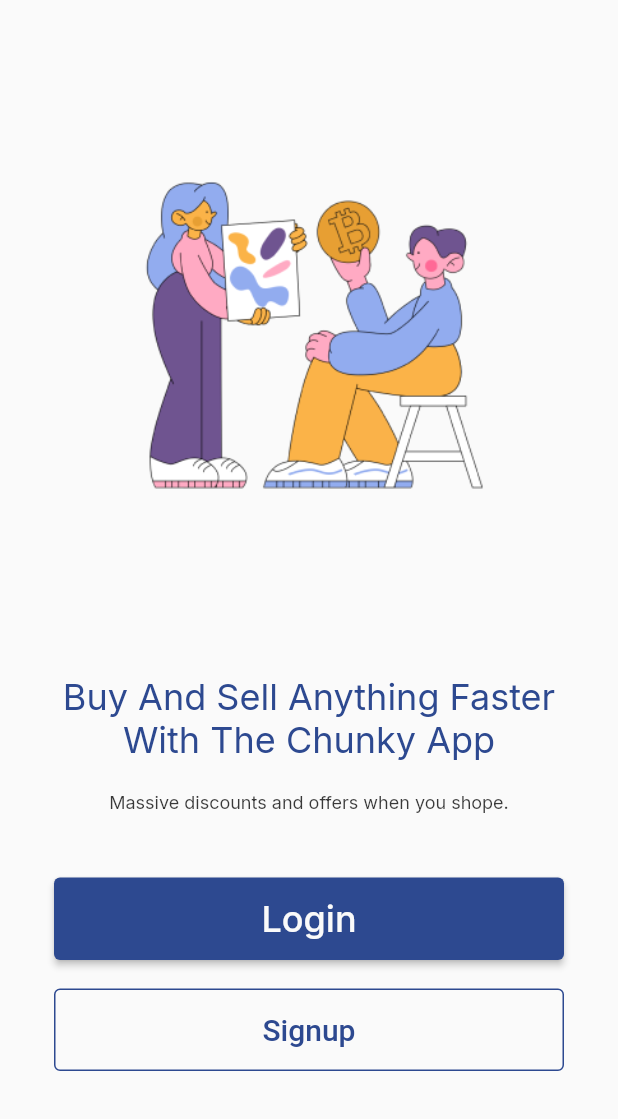
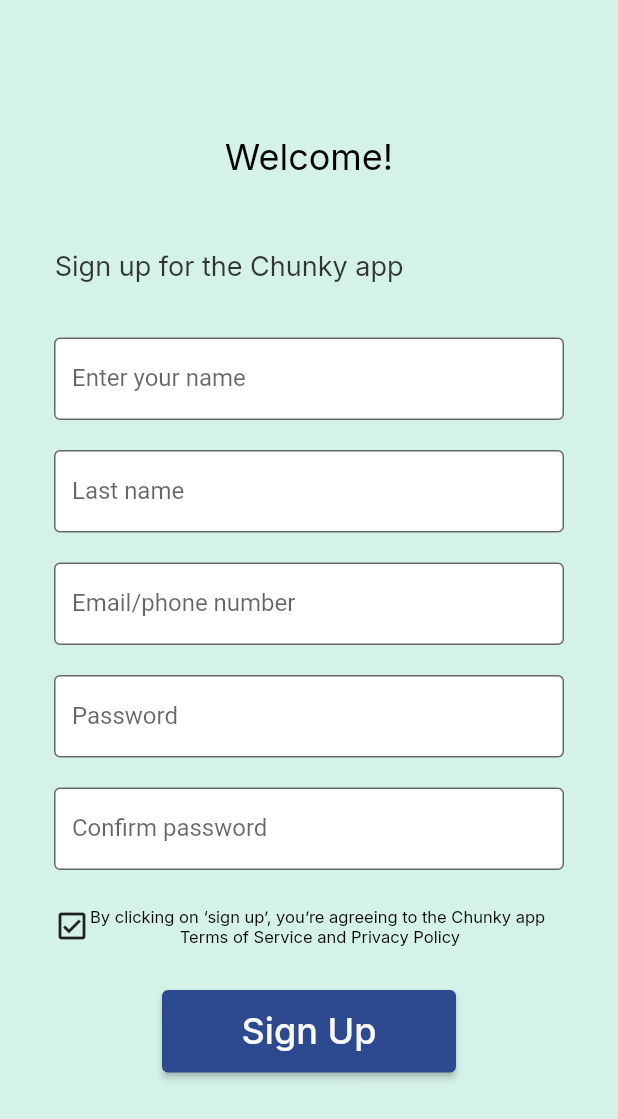
Before and after one commit to SalmanAd01/MAD, a Flutter app: the screen it shows after launch, after a tap on "Signup", on a phone screen of 412 x 824 dp. Shown: the top 1119 px of the screen. Run offline on Flutter 3.47's test engine with Material 2 defaults, Android fonts, the phone set to English and light mode, and no system bars; our stand-ins replace google_fonts.

Commit message:
created  signup and welcome

```diff
--- a/flutter_application_1/lib/Screen/Home.dart
+++ b/flutter_application_1/lib/Screen/Home.dart
@@ -1,5 +1,6 @@
 import 'package:flutter/material.dart';
 import 'package:flutter_application_1/Screen/Login.dart';
+import 'package:flutter_application_1/Screen/Signup.dart';
 import 'package:google_fonts/google_fonts.dart';
 
 class Home extends StatelessWidget {
@@ -28,13 +29,13 @@
             textAlign: TextAlign.center,
           ),
         ),
-        Container(
+        SizedBox(
           width: 339,
           height: 58,
           child: Text(
             "Massive discounts and offers when you shope.",
             style: GoogleFonts.inter(
-                fontSize: 12, color: Color.fromARGB(198, 0, 0, 0)),
+                fontSize: 12, color: const Color.fromARGB(198, 0, 0, 0)),
             textAlign: TextAlign.center,
           ),
         ),
@@ -56,7 +57,7 @@
                   .push(MaterialPageRoute(builder: (context) => const Login()));
             },
           ),
-          margin: EdgeInsets.only(bottom: 19),
+          margin: const EdgeInsets.only(bottom: 19),
         ),
         OutlinedButton(
           style: ButtonStyle(
@@ -68,7 +69,10 @@
             style: TextStyle(
                 fontSize: 20.0, color: Color.fromARGB(255, 45, 73, 144)),
           ),
-          onPressed: () {},
+          onPressed: () {
+            Navigator.of(context)
+                .push(MaterialPageRoute(builder: (context) => const Signin()));
+          },
         )
       ],
     )));
--- /dev/null
+++ b/flutter_application_1/lib/Screen/Signup.dart
@@ -0,0 +1,136 @@
+// ignore: file_names
+import 'package:flutter/material.dart';
+import 'package:flutter_application_1/Screen/Success.dart';
+import 'package:google_fonts/google_fonts.dart';
+
+class Signin extends StatelessWidget {
+  const Signin({Key? key}) : super(key: key);
+
+  @override
+  Widget build(BuildContext context) {
+    return Scaffold(
+        backgroundColor: const Color.fromARGB(255, 213, 242, 232),
+        body: Center(
+            child: Column(
+          children: [
+            Container(
+              width: 339,
+              height: 58,
+              margin: const EdgeInsets.fromLTRB(0, 90, 0, 19),
+              child: Text(
+                "Welcome!",
+                style: GoogleFonts.inter(
+                  fontSize: 24,
+                  color: const Color.fromARGB(255, 0, 0, 0),
+                ),
+                textAlign: TextAlign.center,
+              ),
+            ),
+            SizedBox(
+              width: 339,
+              height: 58,
+              child: Text(
+                "Sign up for the Chunky app",
+                style: GoogleFonts.inter(
+                    fontSize: 18, color: const Color.fromARGB(198, 0, 0, 0)),
+                textAlign: TextAlign.left,
+              ),
+            ),
+            Container(
+                width: 340,
+                height: 55,
+                margin: const EdgeInsets.only(bottom: 20),
+                child: const TextField(
+                  decoration: InputDecoration(
+                      border: OutlineInputBorder(),
+                      labelText: 'Enter your name',
+                      filled: true,
+                      fillColor: Colors.white),
+                )),
+            Container(
+                width: 340,
+                height: 55,
+                margin: const EdgeInsets.only(bottom: 20),
+                child: const TextField(
+                  decoration: InputDecoration(
+                      border: OutlineInputBorder(),
+                      labelText: 'Last name',
+                      filled: true,
+                      fillColor: Colors.white),
+                )),
+            Container(
+                width: 340,
+                height: 55,
+                margin: const EdgeInsets.only(bottom: 20),
+                child: const TextField(
+                  decoration: InputDecoration(
+                      border: OutlineInputBorder(),
+                      labelText: 'Email/phone number',
+                      filled: true,
+                      fillColor: Colors.white),
+                )),
+            Container(
+                width: 340,
+                height: 55,
+                margin: const EdgeInsets.only(bottom: 20),
+                child: const TextField(
+                  obscureText: true,
+                  decoration: InputDecoration(
+                      border: OutlineInputBorder(),
+                      labelText: 'Password',
+                      filled: true,
+                      fillColor: Colors.white),
+                )),
+            Container(
+                width: 340,
+                height: 55,
+                margin: const EdgeInsets.only(bottom: 10),
+                child: const TextField(
+                  obscureText: true,
+                  decoration: InputDecoration(
+                      border: OutlineInputBorder(),
+                      labelText: 'Confirm password',
+                      filled: true,
+                      fillColor: Colors.white),
+                )),
+            SizedBox(
+              width: 340,
+              height: 55,
+              child: Row(
+                children: [
+                  const Icon(Icons.check_box_outlined),
+                  Text(
+                    "By clicking on ‘sign up’, you’re agreeing to the Chunky app\n Terms of Service and Privacy Policy ",
+                    style: GoogleFonts.inter(
+                      fontSize: 11,
+                      color: const Color.fromARGB(255, 0, 0, 0),
+                    ),
+                    textAlign: TextAlign.center,
+                  ),
+                ],
+              ),
+            ),
+            Container(
+              // ignore: sort_child_properties_last
+              child: ElevatedButton(
+                style: ButtonStyle(
+                    minimumSize: MaterialStateProperty.all(const Size(196, 55)),
+                    backgroundColor: MaterialStateProperty.all(
+                        const Color.fromARGB(255, 45, 73, 144))),
+                child: Text(
+                  'Sign Up',
+                  style: GoogleFonts.inter(
+                      color: const Color.fromARGB(255, 250, 250, 250),
+                      fontSize: 24),
+                ),
+                onPressed: () {
+                  Navigator.of(context).push(
+                      MaterialPageRoute(builder: (context) => const Success()));
+                },
+              ),
+              margin: const EdgeInsets.only(bottom: 25, top: 15),
+            ),
+          ],
+        )));
+  }
+}
```
Also changed, not shown: flutter_application_1/lib/Screen/Login.dart (+91 -23 lines), flutter_application_1/lib/Screen/Success.dart (added, +52 -0 lines), 1 other file.
